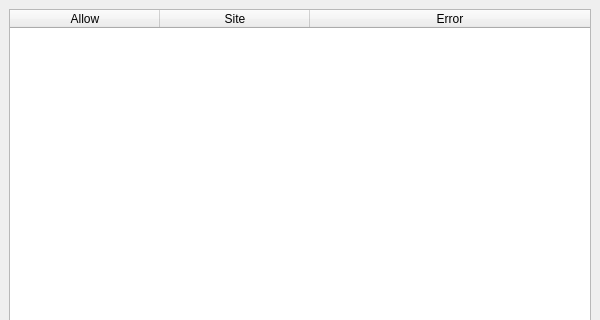
Before: the Qt Designer form 2.x/UI/dooble_certificate_exceptions.ui in textbrowser/dooble, drawn with Qt 5; both pictures show x 0 to 600 and y 0 to 320 of the 600 by 815 pixel window.
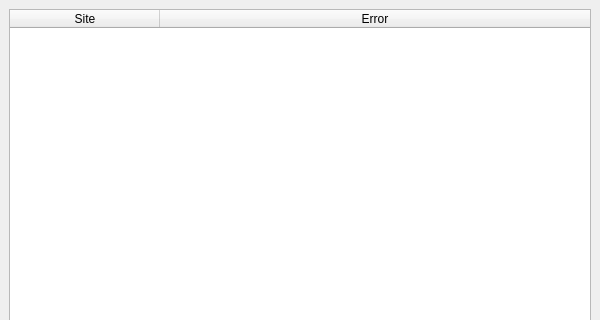
After: the same form once the commit is applied. Icons and pictures are not drawn. Custom widgets are drawn as their Qt base class.

Commit message: Populate the window.

What changed in the file:
```diff
--- a/2.x/UI/dooble_certificate_exceptions.ui
+++ b/2.x/UI/dooble_certificate_exceptions.ui
@@ -45,11 +45,6 @@
       <attribute name="verticalHeaderVisible">
        <bool>false</bool>
       </attribute>
-      <column>
-       <property name="text">
-        <string>Allow</string>
-       </property>
-      </column>
       <column>
        <property name="text">
         <string>Site</string>
```
The commit also changes 3 other files.
